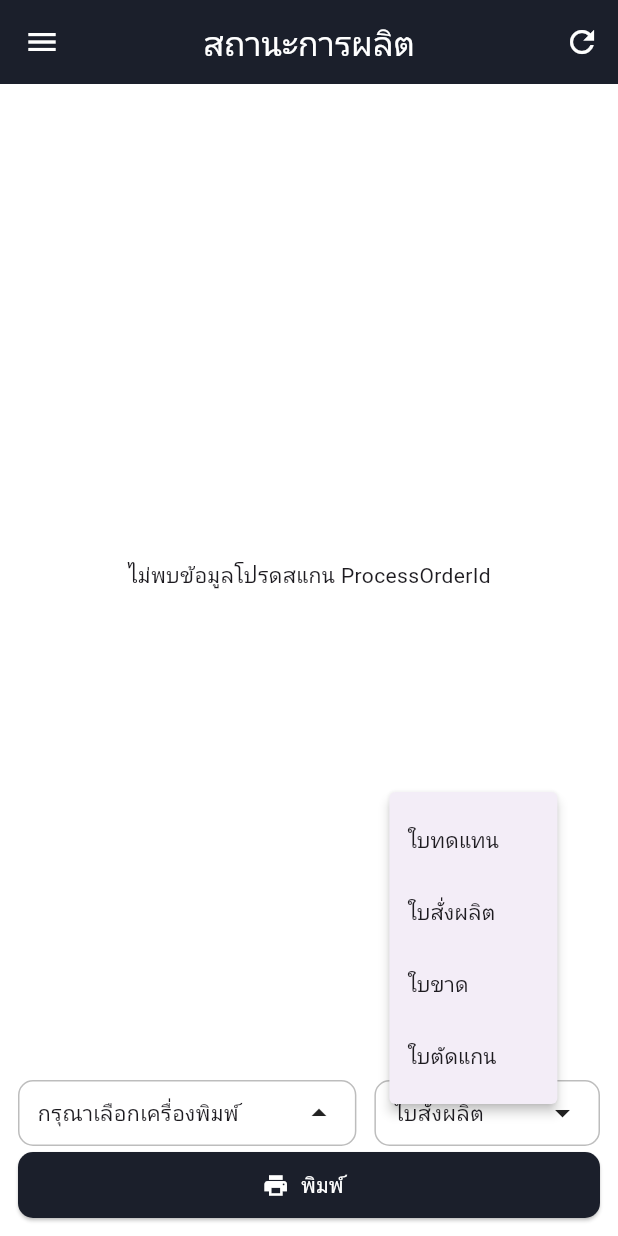
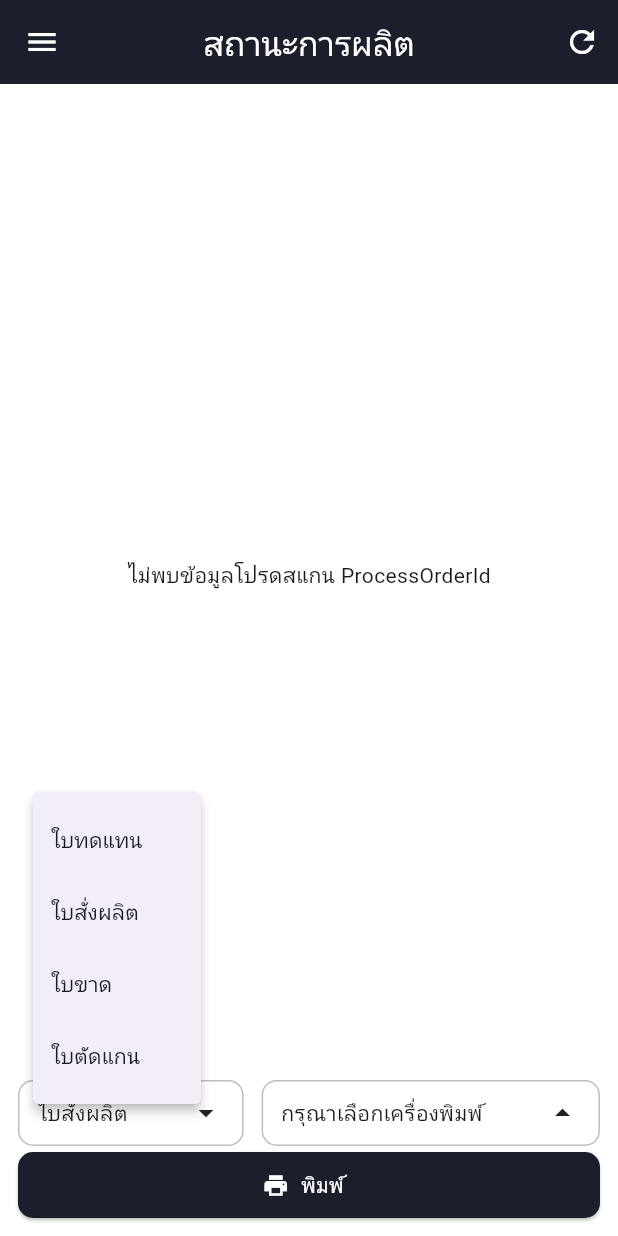
Before and after one commit to Itthxphon/flutter_application_1, a Flutter app: the ProductionStatusScreen screen opened directly, after a tap on "ใบสั่งผลิต", on a phone screen of 412 x 824 dp. Run offline on Flutter 3.47's test engine with Material 3 defaults, Android fonts, the light colour scheme and no system bars; our stand-ins replace auto_size_text, cached_network_image, dropdown_button2, shared_preferences, visibility_detector; missing offline and left inert: flutter_barcode_listener; accounts and stored records are empty; network calls fail.

Commit message:
สลับ UI จากชื่อเครื่องอยู๋ซ้ายเป็นประเภทอยู่ซ้ายแทน แล้วก็พวกกล่องจัดให้ทุกอย่างเป็น Center

```diff
--- a/lib/screens/ProductionStatus.dart
+++ b/lib/screens/ProductionStatus.dart
@@ -406,12 +406,13 @@ class _ProductionStatusScreenState extends State<ProductionStatusScreen> {
           ),
           child: Column(
             mainAxisAlignment: MainAxisAlignment.center,
-            crossAxisAlignment: CrossAxisAlignment.start,
+            crossAxisAlignment: CrossAxisAlignment.center, // ✅ จัดตรงกลางแนวนอน
             children: [
               SizedBox(
-                height: 18, // ✅ กำหนดความสูงให้กล่องข้อความแน่นอน
+                height: 18,
                 child: AutoSizeText(
                   title,
+                  textAlign: TextAlign.center, // ✅ จัดข้อความตรงกลาง
                   style: const TextStyle(fontWeight: FontWeight.bold),
                   maxLines: 1,
                   minFontSize: 6,
@@ -420,9 +421,10 @@ class _ProductionStatusScreenState extends State<ProductionStatusScreen> {
               ),
               const SizedBox(height: 4),
               SizedBox(
-                height: 20, // ✅ ความสูงสำหรับเลขหรือข้อความ value
+                height: 20,
                 child: AutoSizeText(
                   _formatNumber(value),
+                  textAlign: TextAlign.center, // ✅ จัดข้อความตรงกลาง
                   style: TextStyle(color: color, fontWeight: FontWeight.w600),
                   maxLines: 1,
                   minFontSize: 9,
@@ -625,7 +627,6 @@ class _ProductionStatusScreenState extends State<ProductionStatusScreen> {
             children: [
               const SizedBox(height: 4),
 
-              // ✅ แสดงข้อมูล
               Expanded(
                 child:
                     _isLoading
@@ -656,7 +657,113 @@ class _ProductionStatusScreenState extends State<ProductionStatusScreen> {
             children: [
               Row(
                 children: [
-                  // 🔹 เครื่องพิมพ์ (ของจริง)
+                  // 🔸 ประเภทเอกสาร (อยู่ซ้าย)
+                  Expanded(
+                    flex: 2,
+                    child: Column(
+                      crossAxisAlignment: CrossAxisAlignment.start,
+                      children: [
+                        Builder(
+                          builder: (context) {
+                            return GestureDetector(
+                              onTap: () async {
+                                final renderBox =
+                                    context.findRenderObject() as RenderBox;
+                                final offset = renderBox.localToGlobal(
+                                  Offset.zero,
+                                );
+
+                                final selected = await showMenu<String>(
+                                  context: context,
+                                  position: RelativeRect.fromLTRB(
+                                    offset.dx + 10,
+                                    offset.dy - (4 * 48),
+                                    offset.dx + renderBox.size.width,
+                                    offset.dy,
+                                  ),
+                                  items: const [
+                                    PopupMenuItem(
+                                      value: 'ใบทดแทน',
+                                      child: Text('ใบทดแทน'),
+                                    ),
+                                    PopupMenuItem(
+                                      value: 'ใบสั่งผลิต',
+                                      child: Text('ใบสั่งผลิต'),
+                                    ),
+                                    PopupMenuItem(
+                                      value: 'ใบขาด',
+                                      child: Text('ใบขาด'),
+                                    ),
+                                    PopupMenuItem(
+                                      value: 'ใบตัดแกน',
+                                      child: Text('ใบตัดแกน'),
+                                    ),
+                                  ],
+                                );
+
+                                if (selected != null) {
+                                  setState(() {
+                                    _docTypeDisplay = selected;
+                                  });
+
+                                  final reportName =
+                                      _docTypes[_docTypeDisplay] ??
+                                      'Production_Document';
+
+                                  try {
+                                    final defaultPrinterId =
+                                        await ApiService.getDefaultPrinter(
+                                          reportName,
+                                        ); // ✅ เรียกแบบ static
+
+                                    if (defaultPrinterId != null) {
+                                      setState(() {
+                                        _selectedPrinterId = defaultPrinterId;
+                                      });
+                                    }
+                                  } catch (e) {
+                                    debugPrint(
+                                      '❌ Error fetching default printer: $e',
+                                    );
+                                  }
+                                }
+                              },
+
+                              child: Container(
+                                height: 44,
+                                padding: const EdgeInsets.symmetric(
+                                  horizontal: 12,
+                                ),
+                                decoration: BoxDecoration(
+                                  color: Colors.white,
+                                  border: Border.all(color: Colors.black26),
+                                  borderRadius: BorderRadius.circular(10),
+                                ),
+                                child: Row(
+                                  mainAxisAlignment:
+                                      MainAxisAlignment.spaceBetween,
+                                  children: [
+                                    Expanded(
+                                      child: Text(
+                                        _docTypeDisplay,
+                                        style: const TextStyle(fontSize: 14),
+                                        overflow: TextOverflow.ellipsis,
+                                      ),
+                                    ),
+                                    const Icon(Icons.arrow_drop_down),
+                                  ],
+                                ),
+                              ),
+                            );
+                          },
+                        ),
+                      ],
+                    ),
+                  ),
+
+                  const SizedBox(width: 12),
+
+                  // 🔹 เครื่องพิมพ์ (อยู่ขวา)
                   Expanded(
                     flex: 3,
                     child: Column(
@@ -734,93 +841,6 @@ class _ProductionStatusScreenState extends State<ProductionStatusScreen> {
                                       ),
                                     ),
                                     const Icon(Icons.arrow_drop_up),
-                                  ],
-                                ),
-                              ),
-                            );
-                          },
-                        ),
-                      ],
-                    ),
-                  ),
-
-                  const SizedBox(width: 12),
-
-                  Expanded(
-                    flex: 2,
-                    child: Column(
-                      crossAxisAlignment: CrossAxisAlignment.start,
-                      children: [
-                        Builder(
-                          builder: (context) {
-                            return GestureDetector(
-                              onTap: () async {
-                                final renderBox =
-                                    context.findRenderObject() as RenderBox;
-                                final offset = renderBox.localToGlobal(
-                                  Offset.zero,
-                                );
-
-                                final selected = await showMenu<String>(
-                                  context: context,
-                                  position: RelativeRect.fromLTRB(
-                                    offset.dx + 10,
-                                    offset.dy -
-                                        (4 *
-                                            48), // เด้งขึ้น = จำนวนเมนู x ความสูงเมนู
-                                    offset.dx + renderBox.size.width,
-                                    offset.dy,
-                                  ),
-
-                                  items: const [
-                                    PopupMenuItem(
-                                      value: 'ใบทดแทน',
-                                      child: Text('ใบทดแทน'),
-                                    ),
-                                    PopupMenuItem(
-                                      value: 'ใบสั่งผลิต',
-                                      child: Text('ใบสั่งผลิต'),
-                                    ),
-                                    PopupMenuItem(
-                                      value: 'ใบขาด',
-                                      child: Text('ใบขาด'),
-                                    ),
-                                    PopupMenuItem(
-                                      value: 'ใบตัดแกน',
-                                      child: Text('ใบตัดแกน'),
-                                    ),
-                                  ],
-                                );
-
-                                if (selected != null) {
-                                  setState(() {
-                                    _docTypeDisplay = selected;
-                                  });
-                                }
-                              },
-
-                              child: Container(
-                                height: 44,
-                                padding: const EdgeInsets.symmetric(
-                                  horizontal: 12,
-                                ),
-                                decoration: BoxDecoration(
-                                  color: Colors.white,
-                                  border: Border.all(color: Colors.black26),
-                                  borderRadius: BorderRadius.circular(10),
-                                ),
-                                child: Row(
-                                  mainAxisAlignment:
-                                      MainAxisAlignment.spaceBetween,
-                                  children: [
-                                    Expanded(
-                                      child: Text(
-                                        _docTypeDisplay, // ✅ เปลี่ยนตามที่เลือก
-                                        style: const TextStyle(fontSize: 14),
-                                        overflow: TextOverflow.ellipsis,
-                                      ),
-                                    ),
-                                    const Icon(Icons.arrow_drop_down),
                                   ],
                                 ),
                               ),
```
Also changed, not shown: lib/services/api_service.dart (+16 -1 lines).
